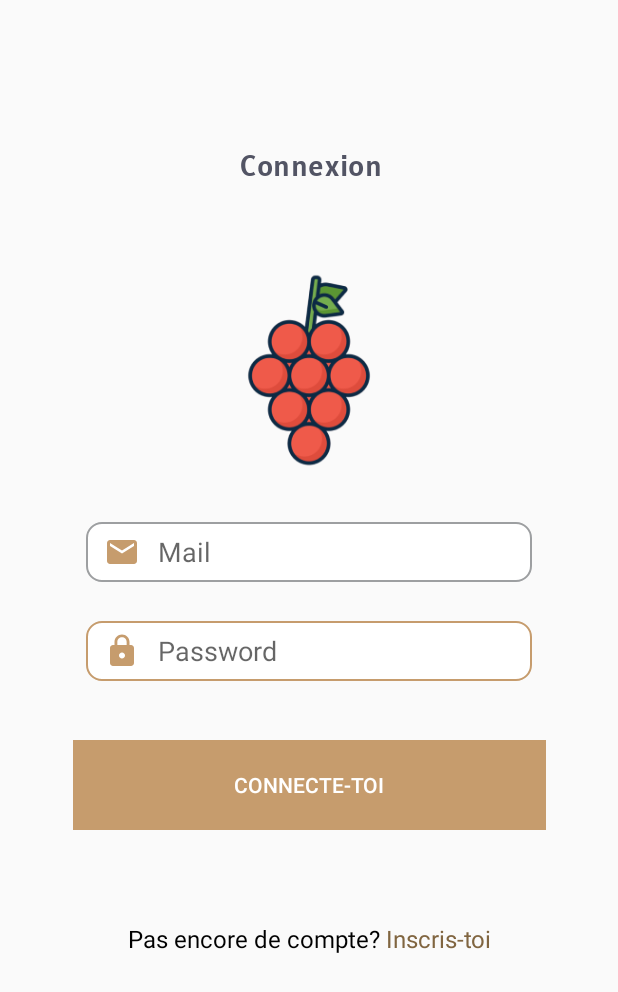
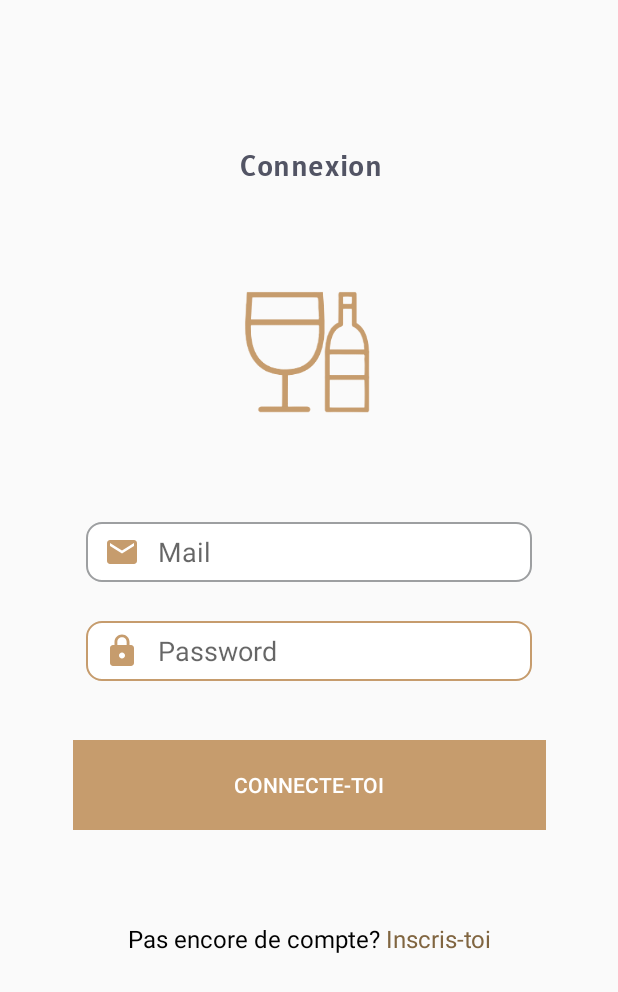
Before and after one commit to charlycolombu/bestcellar, an Android app: the screen it shows after launch (LoginActivity), on a phone screen of 412 x 824 dp. Shown: the top 992 px of the screen. Run offline under Robolectric (Android 15) with nearby library versions, the phone set to English and light mode, and no system bars; our stand-ins replace Room's generated code.

Commit message:
Ajout du nouveau logo

```diff
--- a/app/src/main/res/layout/activity_login.xml
+++ b/app/src/main/res/layout/activity_login.xml
@@ -32,7 +32,7 @@
         android:layout_height="138dp"
         android:layout_gravity="center_horizontal"
         android:layout_marginBottom="363dp"
-        android:src="@drawable/illustration"
+        android:src="@drawable/logo_transparent"
         app:layout_constraintBottom_toBottomOf="parent"
         app:layout_constraintEnd_toEndOf="parent"
         app:layout_constraintStart_toStartOf="parent"
--- a/app/src/main/res/layout/activity_signup.xml
+++ b/app/src/main/res/layout/activity_signup.xml
@@ -15,7 +15,7 @@
         android:layout_marginTop="45dp"
         android:layout_marginEnd="128dp"
         android:layout_marginBottom="548dp"
-        android:src="@drawable/illustration"
+        android:src="@drawable/logo_transparent"
         app:layout_constraintBottom_toBottomOf="parent"
         app:layout_constraintEnd_toEndOf="parent"
         app:layout_constraintStart_toStartOf="parent"
```
Also changed, not shown: app/src/main/res/drawable/logo_notransparent.png (added), app/src/main/res/drawable/logo_transparent.png (added).
